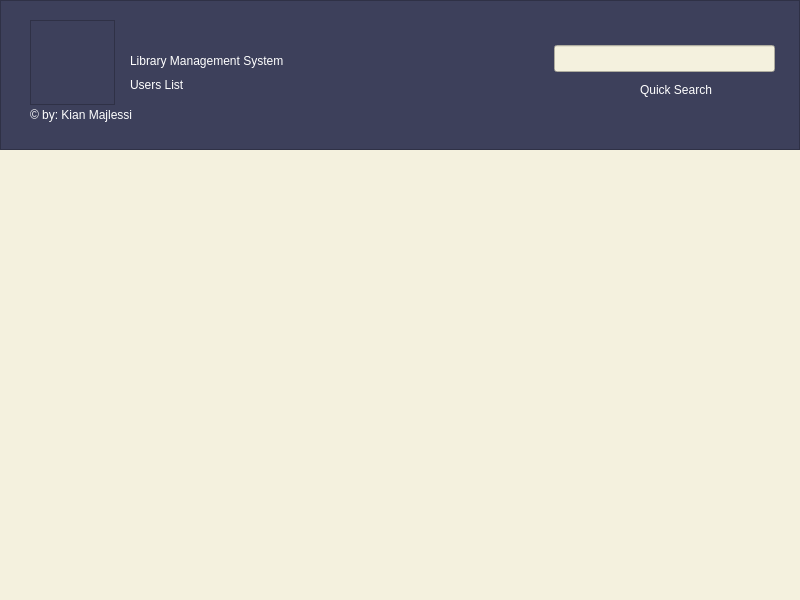
kianmajl/Library, file edit_user_profile.ui: the form before one commit.
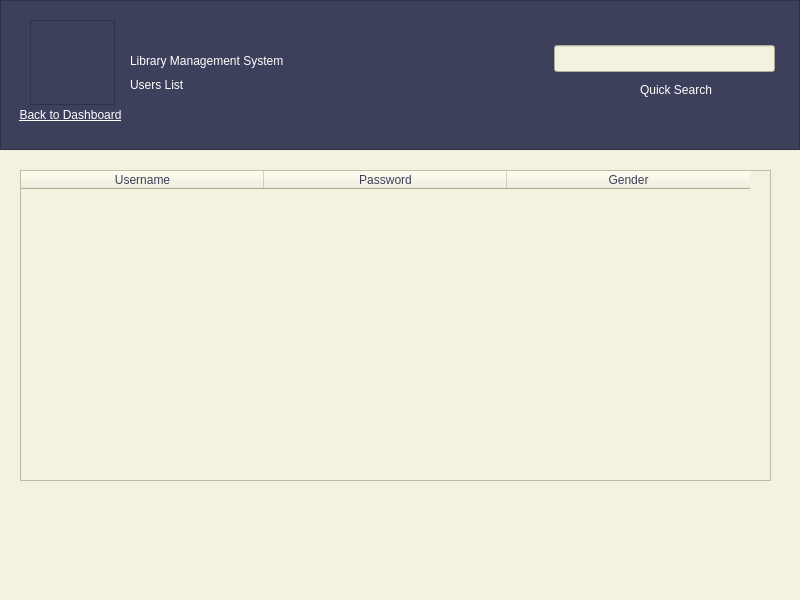
The form after the commit. Icons and pictures are not drawn.

The edit to the form file:
```diff
--- a/edit_user_profile.ui
+++ b/edit_user_profile.ui
@@ -118,20 +118,25 @@
      <string>Users List</string>
     </property>
    </widget>
-   <widget class="QLabel" name="label_copyright">
+   <widget class="QPushButton" name="pushButton_backtodash">
     <property name="geometry">
      <rect>
-      <x>30</x>
+      <x>10</x>
       <y>105</y>
-      <width>151</width>
+      <width>121</width>
       <height>20</height>
      </rect>
     </property>
     <property name="styleSheet">
-     <string notr="true">font: 25 7pt &quot;IRANYekan Light&quot;;</string>
+     <string notr="true">border: 0px;
+text-decoration: underline;
+font: 25 7pt &quot;IRANYekan Light&quot;;</string>
     </property>
     <property name="text">
-     <string>© by: Kian Majlessi</string>
+     <string>&amp;Back to Dashboard</string>
+    </property>
+    <property name="flat">
+     <bool>true</bool>
     </property>
    </widget>
   </widget>
@@ -145,6 +150,37 @@
     </rect>
    </property>
   </widget>
+  <widget class="QTableWidget" name="tableWidget">
+   <property name="geometry">
+    <rect>
+     <x>20</x>
+     <y>170</y>
+     <width>751</width>
+     <height>311</height>
+    </rect>
+   </property>
+   <attribute name="horizontalHeaderDefaultSectionSize">
+    <number>243</number>
+   </attribute>
+   <column>
+    <property name="text">
+     <string>Username</string>
+    </property>
+   </column>
+   <column>
+    <property name="text">
+     <string>Password</string>
+    </property>
+    <property name="toolTip">
+     <string>Passwords are Hashed with SHA-256 algorithm</string>
+    </property>
+   </column>
+   <column>
+    <property name="text">
+     <string>Gender</string>
+    </property>
+   </column>
+  </widget>
  </widget>
  <resources/>
  <connections/>
```
Left out of the diff: 10 changed lines with no effect on the pictures.
